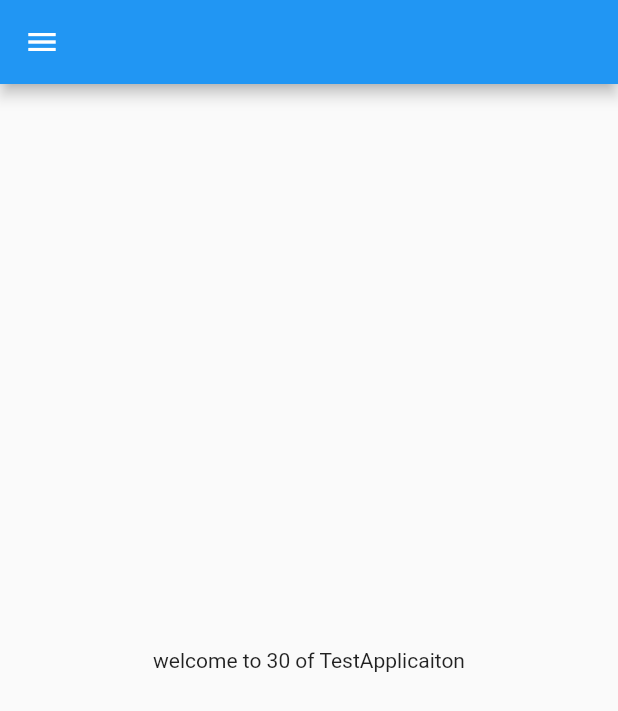
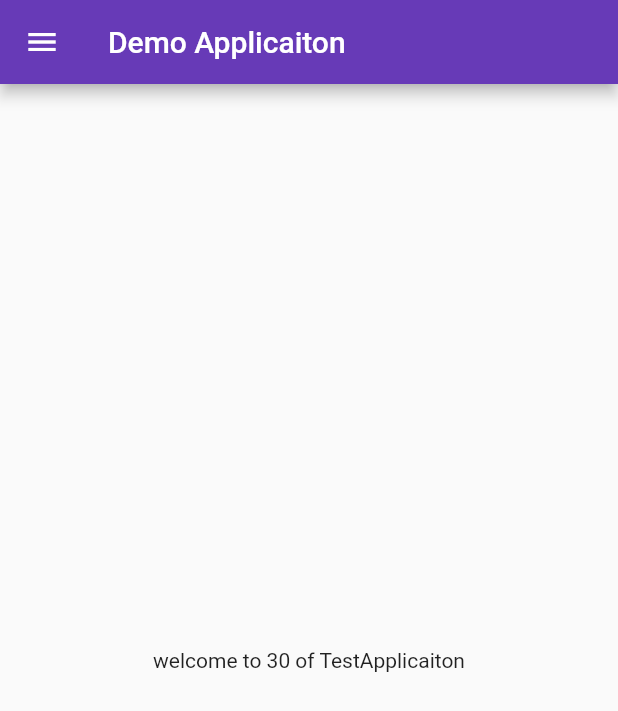
Before and after one commit to onlinevikas19/Learn, a Flutter app: the screen it shows after launch, on a phone screen of 412 x 824 dp. Shown: the top 711 px of the screen. Run offline on Flutter 3.47's test engine with Material 2 defaults, Android fonts, the light colour scheme and no system bars.

Commit message:
day 3 completed

```diff
--- a/lib/main.dart
+++ b/lib/main.dart
@@ -1,4 +1,5 @@
-import 'package:first_applicaiton/home_page.dart';
+import 'package:first_applicaiton/pages/home_page.dart';
+import 'package:first_applicaiton/pages/login_page.dart';
 import 'package:flutter/cupertino.dart';
 import 'package:flutter/material.dart';
 
@@ -7,12 +8,23 @@
 }
 
 class MyApp extends StatelessWidget {
-  const MyApp({Key? key}) : super(key: key);
-
   @override
   Widget build(BuildContext context) {
     return MaterialApp(
-      home: HomePage(),
+      /*themeMode: ThemeMode.dark,
+      darkTheme: ThemeData(
+        brightness: Brightness.dark,
+      ),*/
+      themeMode: ThemeMode.light,
+      theme: ThemeData(
+        primarySwatch: Colors.deepPurple,
+      ),
+      initialRoute: "/home",
+      routes: {
+        "/": (context) => LoginPage(),
+        "/home" : (context) => HomePage(),
+        "/login": (context) => LoginPage(),
+      },
     );
   }
 }
--- a/lib/home_page.dart
+++ b/lib/pages/home_page.dart
@@ -1,14 +1,14 @@
 import 'package:flutter/material.dart';
 
 class HomePage extends StatelessWidget {
-  const HomePage({Key? key}) : super(key: key);
-
   @override
   Widget build(BuildContext context) {
     final int days = 30;
     final String name = 'TestApplicaiton';
     return Scaffold(
-      appBar: AppBar(),
+      appBar: AppBar(
+        title: Text('Demo Applicaiton'),
+      ),
       body: Center(child: Text('welcome to $days of $name')),
       drawer: Drawer(),
     );
```
Also changed, not shown: lib/pages/login_page.dart (added, +21 -0 lines).
